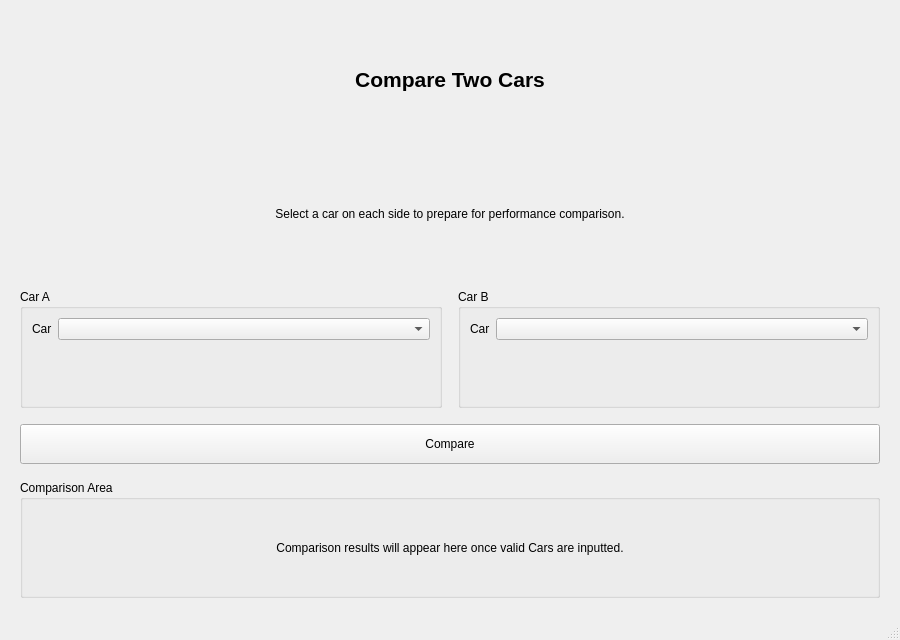
First picture: the form in mainwindow.ui, repository atifmn/car-comparison, before the edit.
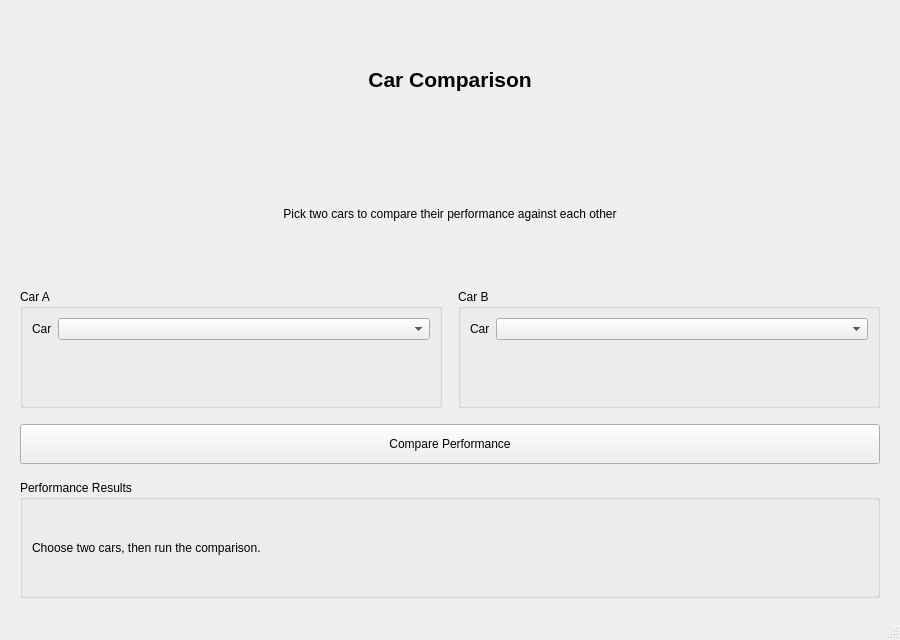
Second picture: the form after the edit.

Commit message: Updated more modern UI, added extra info for results, bug fixes

What changed in the file:
```diff
--- a/mainwindow.ui
+++ b/mainwindow.ui
@@ -39,7 +39,7 @@
        </font>
       </property>
       <property name="text">
-       <string>Compare Two Cars</string>
+       <string>Car Comparison</string>
       </property>
       <property name="alignment">
        <set>Qt::AlignmentFlag::AlignCenter</set>
@@ -49,7 +49,7 @@
     <item>
      <widget class="QLabel" name="subtitleLabel">
       <property name="text">
-       <string>Select a car on each side to prepare for performance comparison.</string>
+       <string>Pick two cars to compare their performance against each other</string>
       </property>
       <property name="alignment">
        <set>Qt::AlignmentFlag::AlignCenter</set>
@@ -110,23 +110,26 @@
        </size>
       </property>
       <property name="text">
-       <string>Compare</string>
+       <string>Compare Performance</string>
       </property>
      </widget>
     </item>
     <item>
      <widget class="QGroupBox" name="resultsGroupBox">
       <property name="title">
-       <string>Comparison Area</string>
+       <string>Performance Results</string>
       </property>
       <layout class="QVBoxLayout" name="resultsLayout">
        <item>
         <widget class="QLabel" name="resultsLabel">
          <property name="text">
-          <string>Comparison results will appear here once valid Cars are inputted.</string>
+          <string>Choose two cars, then run the comparison.</string>
          </property>
          <property name="alignment">
-          <set>Qt::AlignmentFlag::AlignCenter</set>
+          <set>Qt::AlignmentFlag::AlignLeading|Qt::AlignmentFlag::AlignLeft|Qt::AlignmentFlag::AlignVCenter</set>
+         </property>
+         <property name="wordWrap">
+          <bool>true</bool>
          </property>
         </widget>
        </item>
```
Left out of the diff: 2 changed lines with no effect on the pictures. The commit also changes 2 other files.
